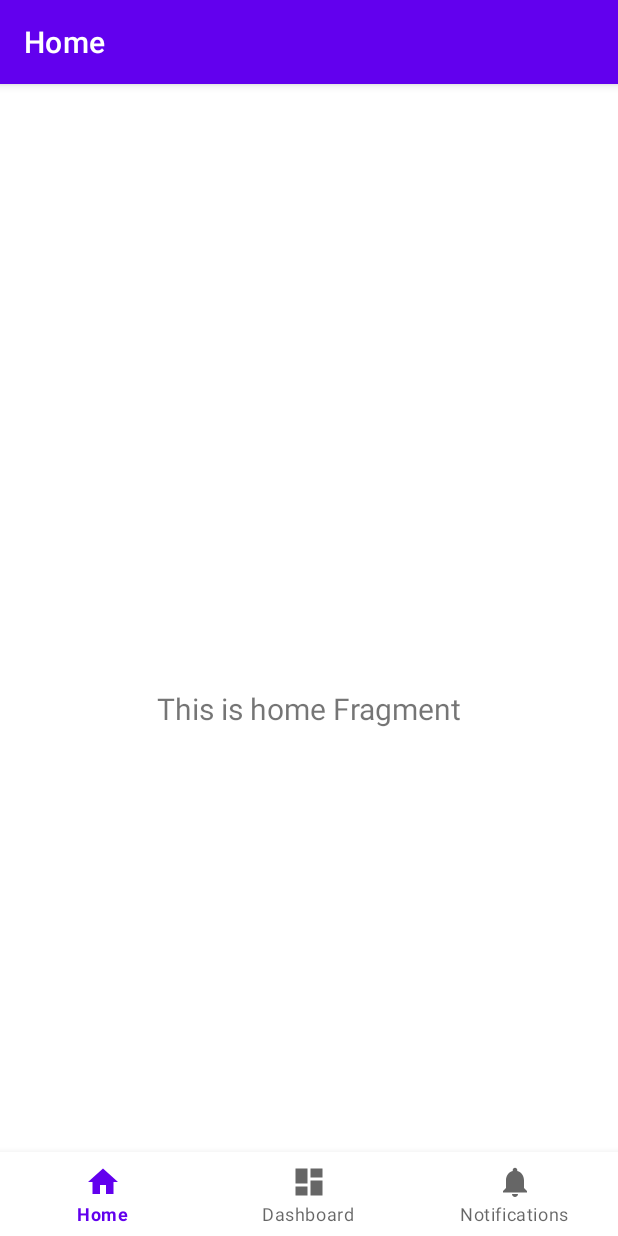
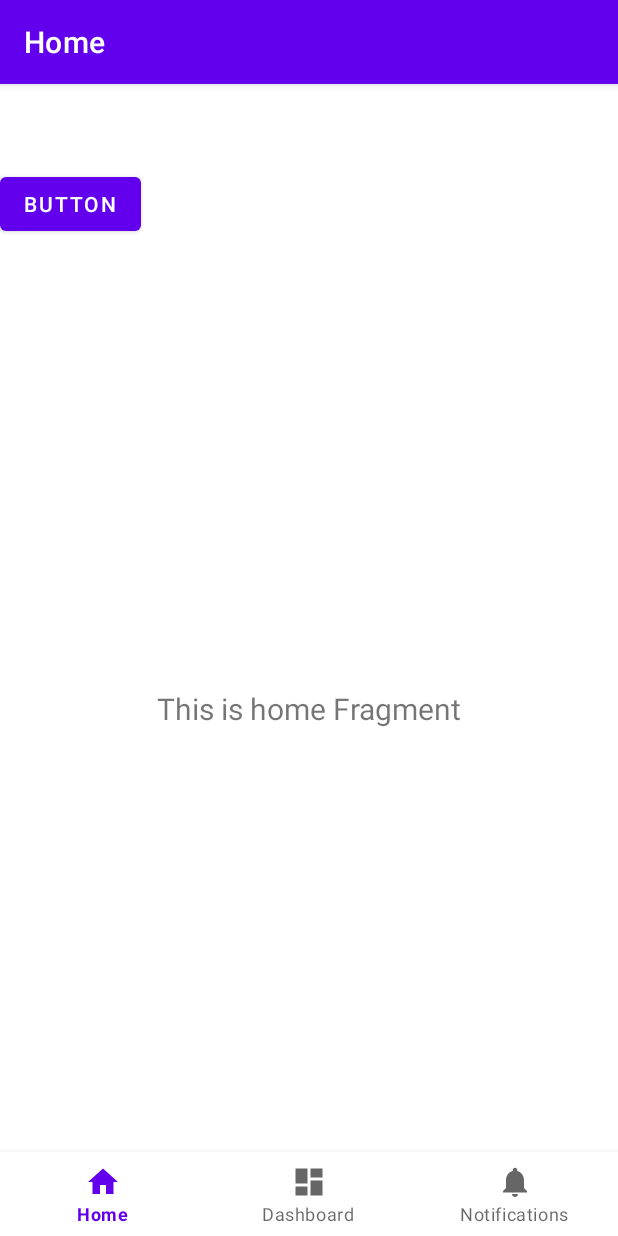
Before and after one commit to sultansse/E_Commerce, an Android app: the screen it shows after launch (MainActivity), on a phone screen of 412 x 824 dp. Run offline under Robolectric (Android 15) with nearby library versions, the phone set to English and light mode, and no system bars; our stand-ins replace navigation-ui.

Commit message:
Button
added button

```diff
--- a/app/src/main/res/layout/activity_main.xml
+++ b/app/src/main/res/layout/activity_main.xml
@@ -1,6 +1,7 @@
 <?xml version="1.0" encoding="utf-8"?>
 <androidx.constraintlayout.widget.ConstraintLayout xmlns:android="http://schemas.android.com/apk/res/android"
     xmlns:app="http://schemas.android.com/apk/res-auto"
+    xmlns:tools="http://schemas.android.com/tools"
     android:id="@+id/container"
     android:layout_width="match_parent"
     android:layout_height="match_parent"
@@ -30,4 +31,12 @@
         app:layout_constraintTop_toTopOf="parent"
         app:navGraph="@navigation/mobile_navigation" />
 
+    <Button
+        android:id="@+id/button"
+        android:layout_width="wrap_content"
+        android:layout_height="wrap_content"
+        android:text="Button"
+        tools:layout_editor_absoluteX="155dp"
+        tools:layout_editor_absoluteY="472dp" />
+
 </androidx.constraintlayout.widget.ConstraintLayout>
```
